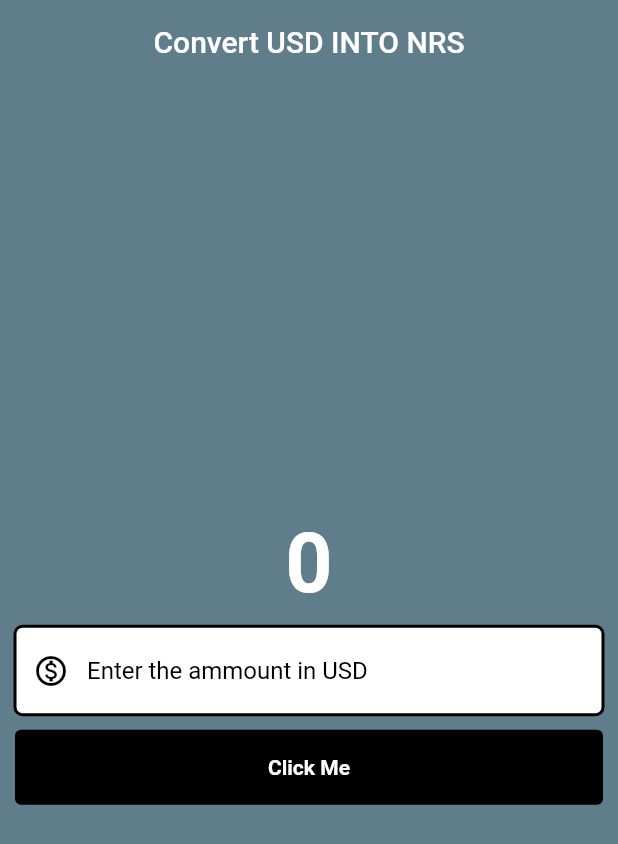
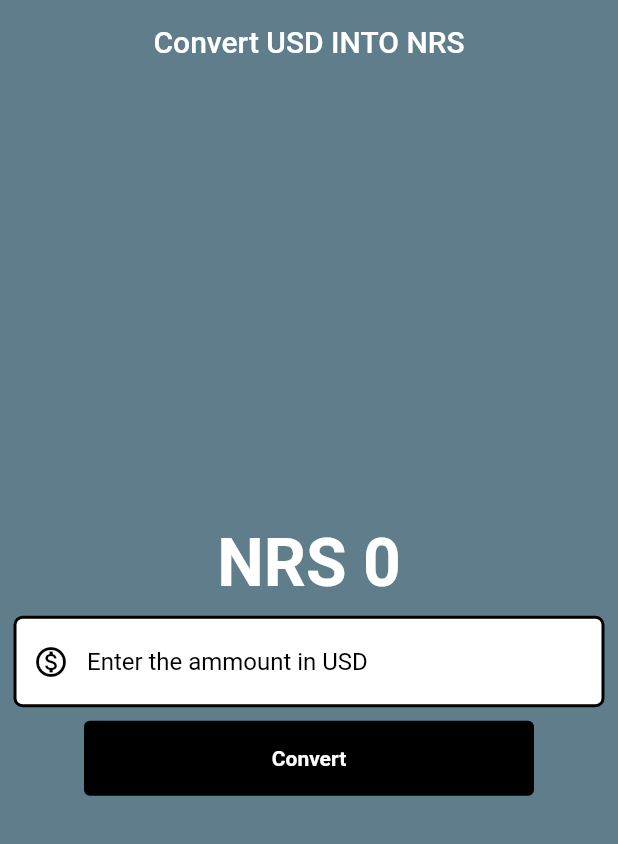
Before and after one commit to Whatsuf148/Currency_converter, a Flutter app: the screen it shows after launch, on a phone screen of 412 x 824 dp. Shown: the top 844 px of the screen. Run offline on Flutter 3.47's test engine with Material 2 defaults, Android fonts, the phone set to English and light mode, and no system bars.

Commit message:
chage in buttonstyle, statemgmt execution

```diff
--- a/lib/pages/homepage.dart
+++ b/lib/pages/homepage.dart
@@ -1,9 +1,15 @@
-import 'package:flutter/foundation.dart';
 import 'package:flutter/material.dart';
 
-class HomePage extends StatelessWidget {
+class HomePage extends StatefulWidget {
   const HomePage({super.key});
 
+  @override
+  State<HomePage> createState() => _HomePageState();
+}
+
+class _HomePageState extends State<HomePage> {
+  double result = 0;
+  final TextEditingController textEditingController = TextEditingController();
   @override
   Widget build(BuildContext context) {
     final border = OutlineInputBorder(
@@ -26,10 +32,10 @@ class HomePage extends StatelessWidget {
         child: Column(
           mainAxisAlignment: MainAxisAlignment.center,
           children: [
-            const Text(
-              "0",
-              style: TextStyle(
-                fontSize: 55,
+            Text(
+              "NRS ${result != 0 ? result.toStringAsFixed(2) : result.toStringAsFixed(0)}",
+              style: const TextStyle(
+                fontSize: 44,
                 fontWeight: FontWeight.bold,
                 color: Colors.white,
               ),
@@ -37,6 +43,7 @@ class HomePage extends StatelessWidget {
             Padding(
               padding: const EdgeInsets.all(10.0),
               child: TextField(
+                controller: textEditingController,
                 style: const TextStyle(color: Colors.black),
                 decoration: InputDecoration(
                   hintText: "Enter the ammount in USD",
@@ -62,14 +69,15 @@ class HomePage extends StatelessWidget {
               ),
               child: TextButton(
                 onPressed: () {
-                  if (kDebugMode) {
-                    print("you have clicked");
-                  }
+                  setState(() {
+                    result = double.parse(textEditingController.text) * 136.46;
+                  });
                 },
-                style: const ButtonStyle(
-                    backgroundColor: MaterialStatePropertyAll(Colors.black),
-                    minimumSize: MaterialStatePropertyAll(Size(500, 50))),
-                child: const Text("Click Me",
+                style: TextButton.styleFrom(
+                  backgroundColor: Colors.black,
+                  minimumSize: const Size(300, 50),
+                ),
+                child: const Text("Convert",
                     style: TextStyle(
                       color: Colors.white,
                       fontWeight: FontWeight.w600,
```
